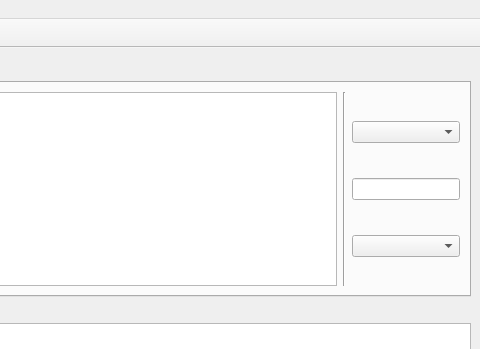
Old version of the form ui/mainwindow.ui in the repository ger-ator/turnos; both pictures show x 320 to 800 and y 0 to 349 of the 800 by 600 pixel window.
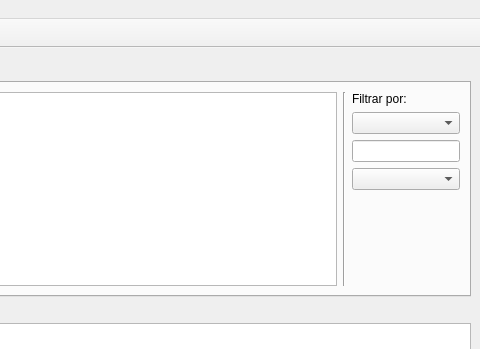
New version of the form. The open tabs and pages were chosen to show the change. Icons and pictures are not drawn. Custom widgets are drawn as their Qt base class.

Commit message: Retoque estetico a la interfaz

Diff of the .ui file:
```diff
--- a/ui/mainwindow.ui
+++ b/ui/mainwindow.ui
@@ -113,6 +113,13 @@
         </item>
         <item row="0" column="2">
          <layout class="QVBoxLayout" name="verticalLayout">
+          <item>
+           <widget class="QLabel" name="label_3">
+            <property name="text">
+             <string>Filtrar por:</string>
+            </property>
+           </widget>
+          </item>
           <item>
            <widget class="QComboBox" name="filtro_cbox"/>
           </item>
@@ -129,6 +136,19 @@
           <item>
            <widget class="QComboBox" name="buscar_cbox"/>
           </item>
+          <item>
+           <spacer name="verticalSpacer">
+            <property name="orientation">
+             <enum>Qt::Vertical</enum>
+            </property>
+            <property name="sizeHint" stdset="0">
+             <size>
+              <width>20</width>
+              <height>40</height>
+             </size>
+            </property>
+           </spacer>
+          </item>
          </layout>
         </item>
         <item row="0" column="1">
```
Left out of the diff: 2 changed lines with no effect on the pictures.
